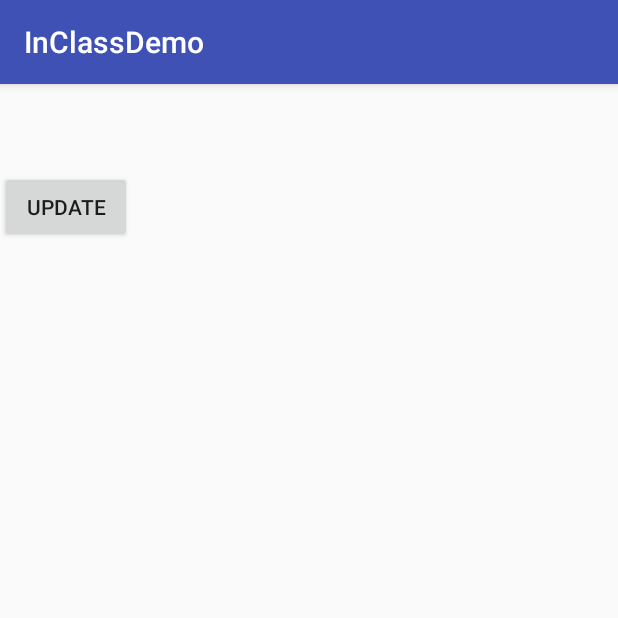
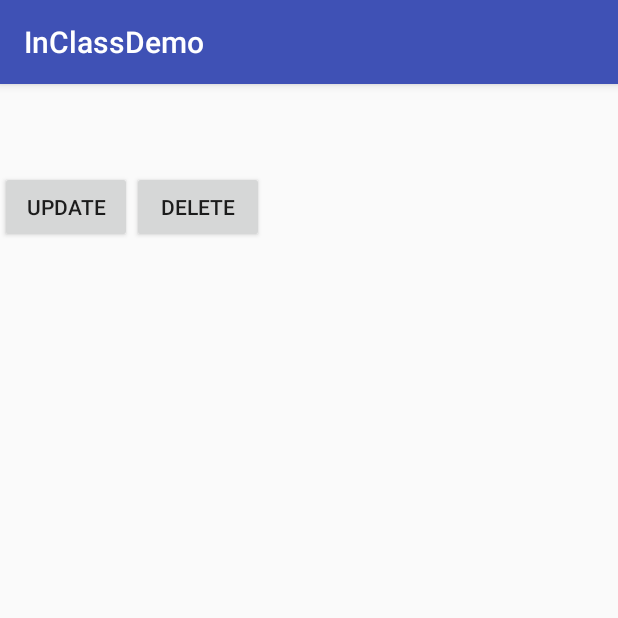
Before and after one commit to KyleBastien/InClassDemo, an Android app: the RoomPersistenceExampleActivity screen opened directly, with no data from a screen before it, on a phone screen of 412 x 824 dp, the top half of it. Run offline under Robolectric (Android 15) with nearby library versions, the light colour scheme and no system bars; our stand-ins replace Room's generated code; 2 statements that could not run were skipped.

Commit message:
Adding Delete User Example

```diff
--- a/app/src/main/res/layout/activity_room_persistence_example.xml
+++ b/app/src/main/res/layout/activity_room_persistence_example.xml
@@ -32,4 +32,13 @@
         android:text="@string/update"
         android:onClick="updateDatabase"/>
 
+    <Button
+        android:id="@+id/delete"
+        android:layout_below="@+id/photoUrl"
+        android:layout_toEndOf="@+id/update"
+        android:layout_width="wrap_content"
+        android:layout_height="wrap_content"
+        android:text="@string/delete"
+        android:onClick="deleteUser"/>
+
 </RelativeLayout>
--- a/app/src/main/res/values/strings.xml
+++ b/app/src/main/res/values/strings.xml
@@ -87,4 +87,5 @@
     <string name="go_to_complex_firebase_example">Go to Complex Firebase Example</string>
     <string name="go_to_room_persistence_example">Go to Room Persistence Example</string>
     <string name="update">Update</string>
+    <string name="delete">Delete</string>
 </resources>
```
Also changed, not shown: app/src/main/java/com/example/mcnutt/inclassdemo/RoomPersistenceExampleActivity.java (+50 -1 lines).
